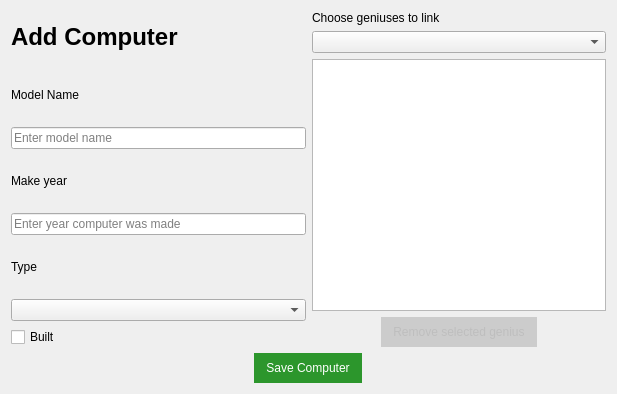
Qt form addcomputer.ui (danielm15/VLN1-2016-Hopur_16) before a commit.
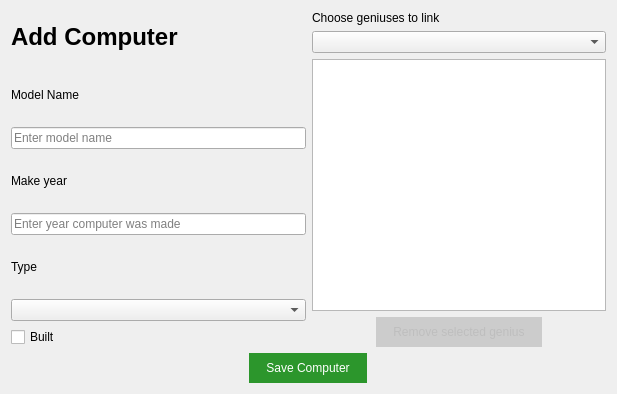
The same form after that commit. Icons and pictures are not drawn.

Commit message: Fixed padding on buttons

The edit to the form file:
```diff
--- a/addcomputer.ui
+++ b/addcomputer.ui
@@ -129,7 +129,7 @@
          </property>
          <property name="styleSheet">
           <string notr="true">#buttonRemoveGeniuses {
-	padding: 6px 10px;
+	padding: 6px 15px;
 	background-color: rgb(204, 204, 204);
 	border: 2px solid;
 	border-color: transparent;
@@ -163,7 +163,7 @@
       <string notr="true">#pushButtonSaveComputer {
 	color: rgb(255, 255, 255);
 	background-color: rgb(44, 150, 44);
-	padding: 6px 10px;
+	padding: 6px 15px;
 	border: 2px solid;
 	border-color: transparent;
 	border-radius: 16px;
```
The commit also changes 4 other files.
